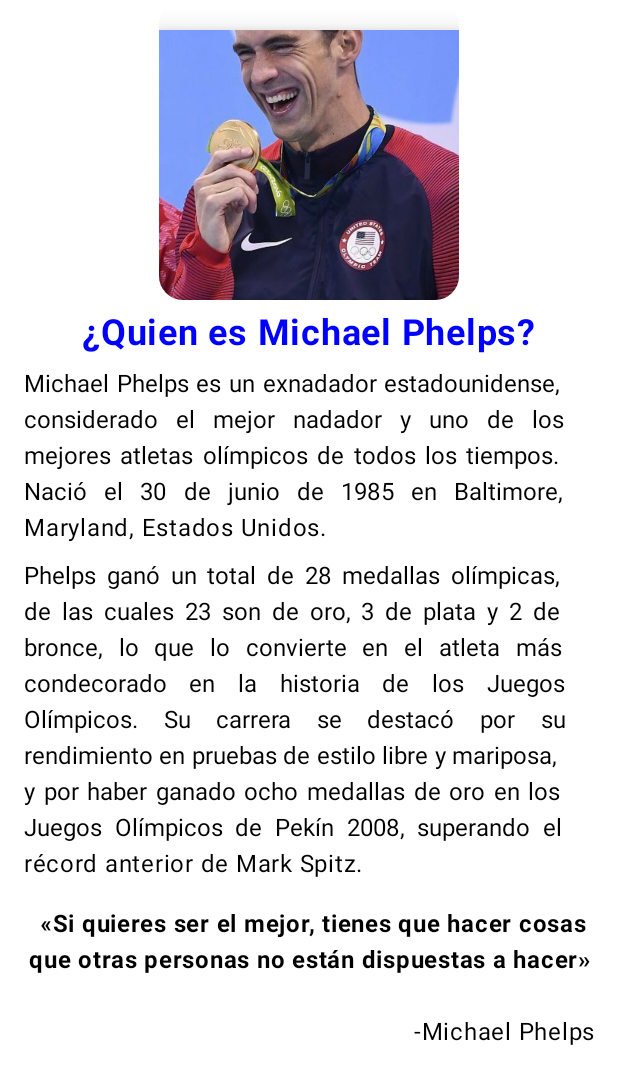
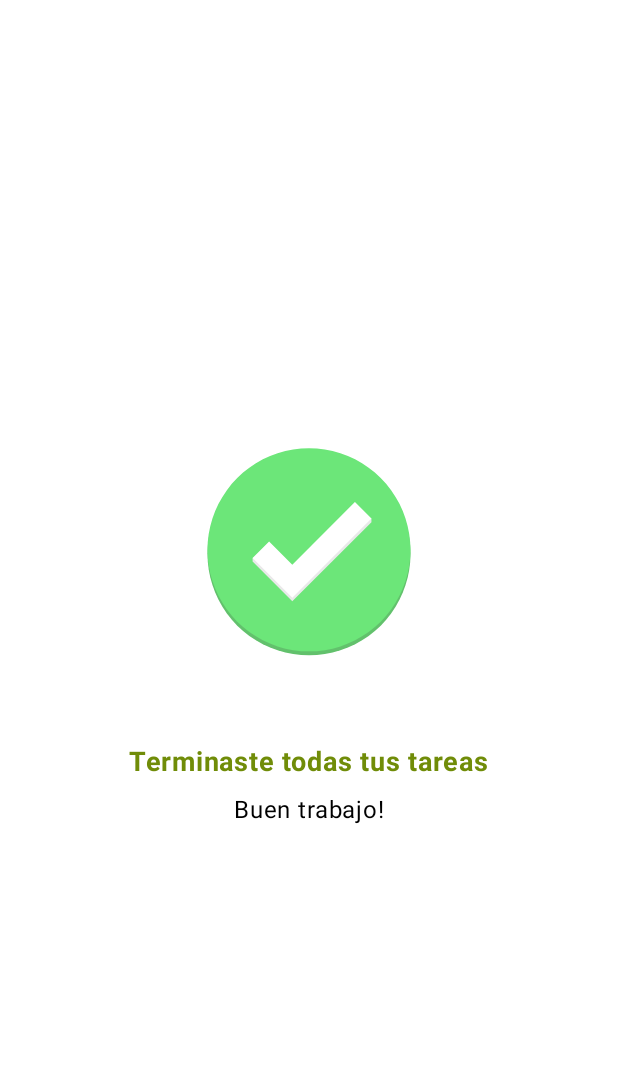
Before and after one commit to betitopr/Conceptos-Basicos, an Android app built with Jetpack Compose: the screen it shows after launch (MainActivity), on a phone screen of 412 x 824 dp. Shown: the top 1084 px of the screen. Run offline under Robolectric (Android 15) with nearby library versions, the phone set to English and light mode, and no system bars.

Commit message:
Segundo ejercicio

```diff
--- a/app/src/main/java/com/example/conceptosbasicos/MainActivity.kt
+++ b/app/src/main/java/com/example/conceptosbasicos/MainActivity.kt
@@ -8,6 +8,7 @@ import androidx.activity.enableEdgeToEdge
 import androidx.compose.foundation.Image
 import androidx.compose.foundation.background
 import androidx.compose.foundation.layout.Arrangement
+import androidx.compose.foundation.layout.Box
 import androidx.compose.foundation.layout.Column
 import androidx.compose.foundation.layout.fillMaxSize
 import androidx.compose.foundation.layout.fillMaxWidth
@@ -16,6 +17,7 @@ import androidx.compose.foundation.layout.size
 import androidx.compose.foundation.shape.CircleShape
 import androidx.compose.foundation.shape.RoundedCornerShape
 import androidx.compose.foundation.text2.input.TextFieldCharSequence
+import androidx.compose.material3.Icon
 import androidx.compose.material3.MaterialTheme
 import androidx.compose.material3.Scaffold
 import androidx.compose.material3.Text
@@ -28,6 +30,7 @@ import androidx.compose.ui.draw.shadow
 import androidx.compose.ui.graphics.Color
 import androidx.compose.ui.graphics.RectangleShape
 import androidx.compose.ui.layout.ContentScale
+import androidx.compose.ui.layout.VerticalAlignmentLine
 import androidx.compose.ui.res.painterResource
 import androidx.compose.ui.text.font.FontFamily
 import androidx.compose.ui.text.font.FontWeight
@@ -43,12 +46,13 @@ class MainActivity : ComponentActivity() {
         enableEdgeToEdge()
         setContent {
             ConceptosBasicosTheme {
-                app1()
+//                app1()
+                tareas()
             }
         }
     }
 }
-@Preview
+//@Preview
 @Composable
 fun app1(){
     Column (
@@ -129,3 +133,45 @@ fun app1(){
     }
 
 }
+@Preview
+@Composable
+fun tareas(){
+    Box (
+        modifier = Modifier
+            .background(Color.White)
+            .fillMaxSize(),
+        //Alineacion vertical y horizontal centrada
+        contentAlignment = Alignment.Center
+
+    ){
+        Column (
+            horizontalAlignment = Alignment.CenterHorizontally,
+        )
+        {
+            Image(painter = painterResource(id = R.drawable.check), contentDescription = "Check", modifier = Modifier
+                .size(200.dp)
+
+            )
+
+            Text(
+                text = "Terminaste todas tus tareas",
+                color = Color(0xFF708C08),
+                fontWeight = FontWeight.Bold,
+                fontSize = 18.sp,
+                modifier = Modifier
+                    .padding(
+                        top = 24.dp,
+                        bottom = 8.dp
+                    )
+            )
+            Text(
+                text = "Buen trabajo!",
+                fontSize = 16.sp,
+                fontWeight = FontWeight.Normal,
+
+            )
+        }
+
+    }
+
+}
--- /dev/null
+++ b/app/src/main/res/drawable/check.xml
@@ -0,0 +1,15 @@
+<vector xmlns:android="http://schemas.android.com/apk/res/android" android:height="300dp" android:viewportHeight="500" android:viewportWidth="500" android:width="300dp">
+
+    <path android:fillAlpha="0" android:fillColor="#FF000000" android:pathData="M0,0h500v500h-500z"/>
+
+    <path android:fillColor="#62c16c" android:pathData="M250,242.86m-169.19,0a169.19,169.19 0,1 1,338.38 0a169.19,169.19 0,1 1,-338.38 0"/>
+
+    <path android:fillColor="#00000000" android:pathData="m189.93,250 l38.64,38.64 104.41,-104.41" android:strokeColor="#fff" android:strokeLineCap="square" android:strokeWidth="38.923"/>
+
+    <path android:fillColor="#6ce679" android:pathData="M250,236.43m-169.19,0a169.19,169.19 0,1 1,338.38 0a169.19,169.19 0,1 1,-338.38 0"/>
+
+    <path android:fillColor="#e9e9e9" android:fillType="evenOdd" android:pathData="m354.08,184.22 l-41.28,-7.76 -90.65,90.65 -24.88,-24.88 -41.28,7.76v6l13.76,13.76 52.4,52.4 118.18,-118.18 13.76,-13.76z"/>
+
+    <path android:fillColor="#fff" android:fillType="evenOdd" android:pathData="m326.56,156.7 l-13.76,13.76 -90.65,90.65 -24.88,-24.88l-13.76,-13.76 -27.52,27.52 13.76,13.76 52.4,52.4 118.18,-118.18 13.76,-13.76 -27.52,-27.52z"/>
+
+</vector>
```
